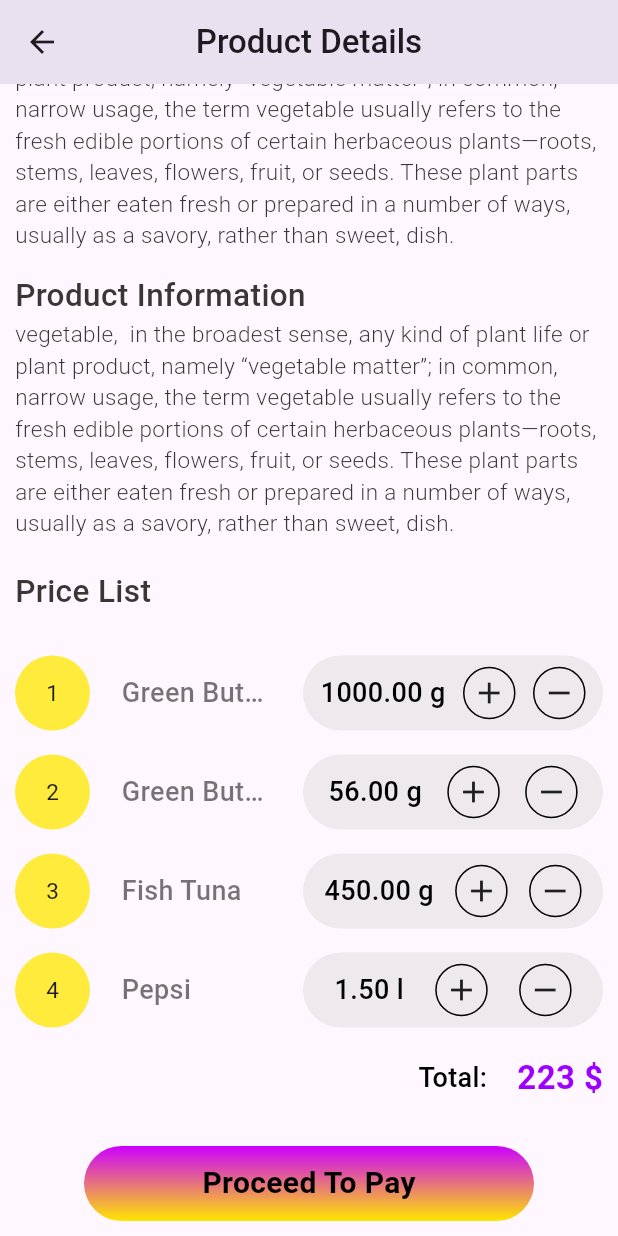
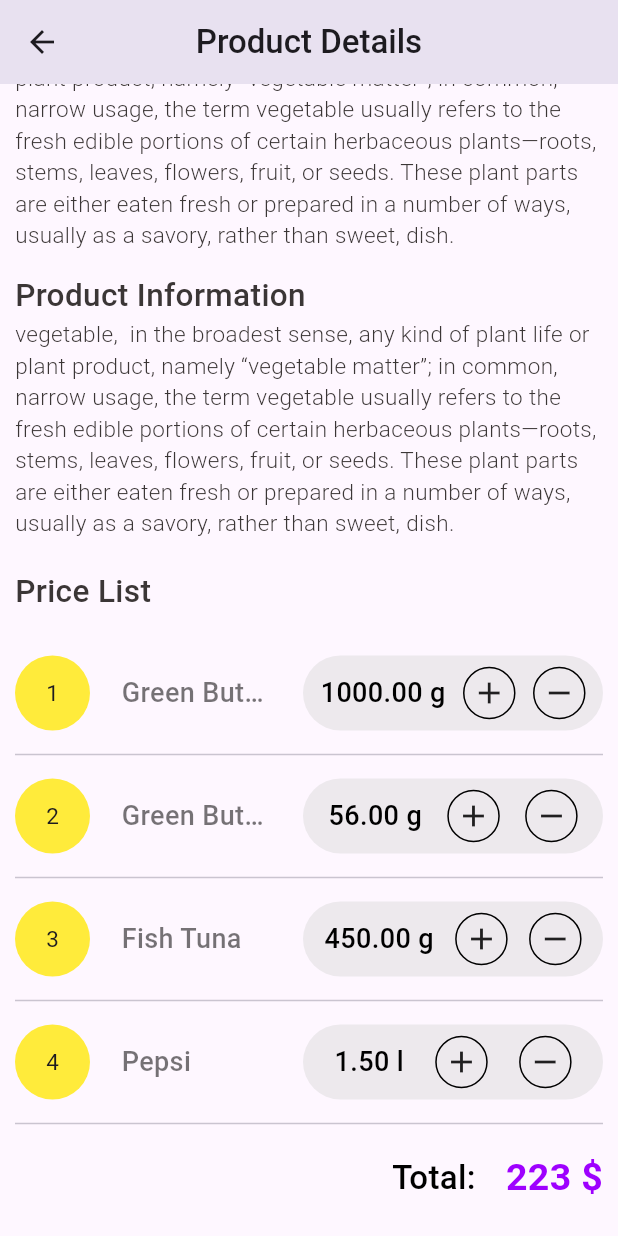
Before and after one commit to HGSChandeepa/Fluter-Grocery-App---03--DP-Education, a Flutter app: the screen it shows after launch, scrolled down 496 dp, on a phone screen of 412 x 824 dp. Run offline on Flutter 3.47's test engine with Material 3 defaults, Android fonts, the light colour scheme and no system bars.

Commit message:
readme update

```diff
--- a/lib/pages/product_details/product_details_page.dart
+++ b/lib/pages/product_details/product_details_page.dart
@@ -88,24 +88,28 @@ class ProductDetailsPage extends StatelessWidget {
                 productUnit: "g",
                 productWeight: 1000,
               ),
+              const Divider(),
               const PriceCard(
                 productName: "Green Butter and Fish",
                 productNumber: 2,
                 productUnit: "g",
                 productWeight: 56,
               ),
+              const Divider(),
               const PriceCard(
                 productName: "Fish Tuna",
                 productNumber: 3,
                 productUnit: "g",
                 productWeight: 450,
               ),
+              const Divider(),
               const PriceCard(
                 productName: "Pepsi",
                 productNumber: 4,
                 productUnit: "l",
                 productWeight: 1.5,
               ),
+              const Divider(),
               const SizedBox(
                 height: 10,
               ),
@@ -115,7 +119,7 @@ class ProductDetailsPage extends StatelessWidget {
                   Text(
                     "Total:",
                     style: TextStyle(
-                      fontSize: 18,
+                      fontSize: 22,
                       color: Colors.black,
                       fontWeight: FontWeight.w500,
                     ),
@@ -126,7 +130,7 @@ class ProductDetailsPage extends StatelessWidget {
                   Text(
                     "223 \$",
                     style: TextStyle(
-                      fontSize: 22,
+                      fontSize: 25,
                       color: Color(0xff9E00FF),
                       fontWeight: FontWeight.w700,
                     ),
```
